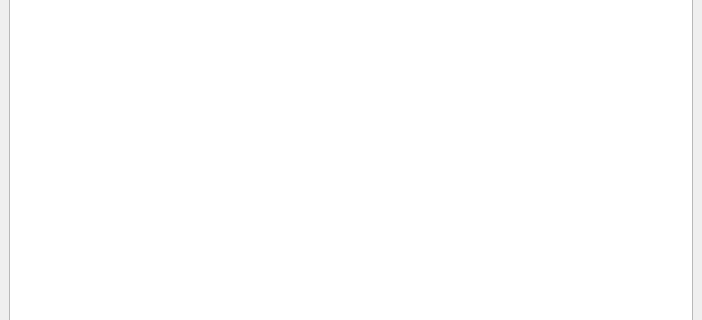
obodokz/DecodeEncodeQT, file mainwindow.ui: the form before one commit; both pictures show x 0 to 702 and y 187 to 507 of the 702 by 604 pixel window.
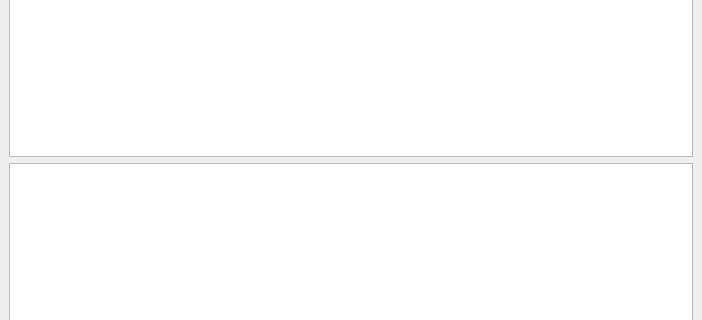
The form after the commit.

The edit to the form file:
```diff
--- a/mainwindow.ui
+++ b/mainwindow.ui
@@ -47,6 +47,9 @@
       </item>
      </layout>
     </item>
+    <item>
+     <widget class="QTextEdit" name="keyLineEdit"/>
+    </item>
     <item>
      <widget class="QTextEdit" name="textEdit"/>
     </item>
```
